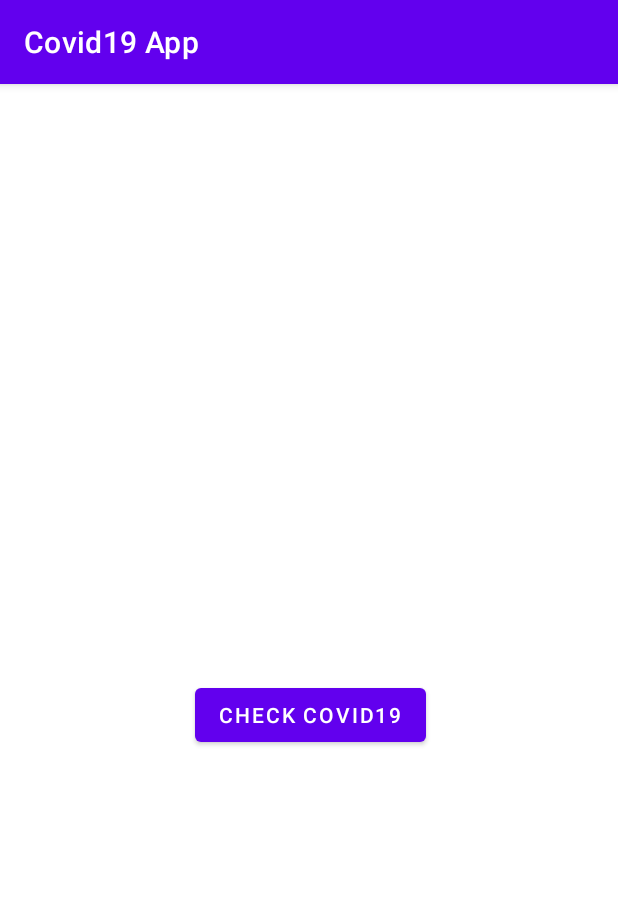
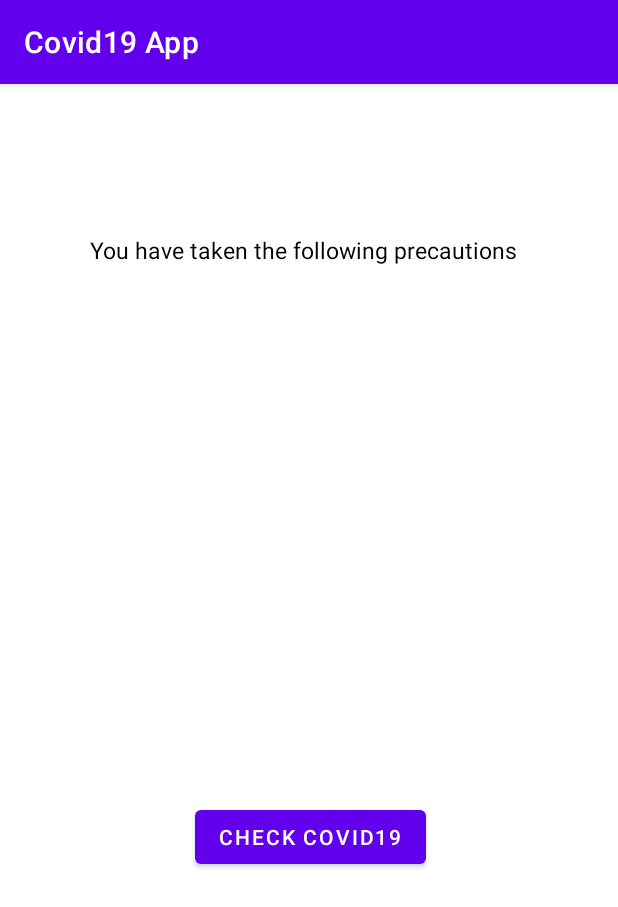
Before and after one commit to visheshcse/assignment0-visheshgoel05, an Android app: the screen it shows after launch (CheckActivity), after a tap on "SUBMIT", on a phone screen of 412 x 824 dp. Shown: the top 907 px of the screen. Run offline under Robolectric (Android 15) with nearby library versions, the phone set to English and light mode, and no system bars.

Commit message:
Add Intro message in CheckActivity

```diff
--- a/app/src/main/java/com/example/helloworld/CheckActivity.java
+++ b/app/src/main/java/com/example/helloworld/CheckActivity.java
@@ -13,7 +13,7 @@ import androidx.appcompat.app.AppCompatActivity;
 import java.util.ArrayList;
 
 public class CheckActivity extends AppCompatActivity {
-    String status = "You are not safe";
+    String status = "";
     Intent intent;
     String state = "";
     String DEBUG_TAG = "CheckActivityDebugInfo";
@@ -42,6 +42,9 @@ public class CheckActivity extends AppCompatActivity {
             public void onClick(View v) {
                 if(answers.size() == 5){
                     status = "You are safe";
+                }
+                else{
+                    status = "You are not safe";
                 }
             }
         });
--- a/app/src/main/res/layout/check_activity.xml
+++ b/app/src/main/res/layout/check_activity.xml
@@ -7,13 +7,24 @@
     android:layout_height="match_parent">
 
     <TextView
+        android:id="@+id/textView_intro"
+        android:layout_width="wrap_content"
+        android:layout_height="wrap_content"
+        android:text="You have taken the following precautions"
+        android:textColor="@color/black"
+        android:textSize="15dp"
+        android:layout_marginTop="100dp"
+        android:layout_marginLeft="60dp"
+        android:layout_marginBottom="10dp"/>
+
+    <TextView
         android:id="@+id/textView"
         android:layout_width="250dp"
         android:layout_height="wrap_content"
         android:text=""
         android:textColor="@color/purple_700"
         android:textSize="15dp"
-        android:layout_marginTop="100dp"
+        android:layout_marginTop="50dp"
         android:layout_marginLeft="100dp"
         android:layout_marginBottom="10dp"/>
 
```
